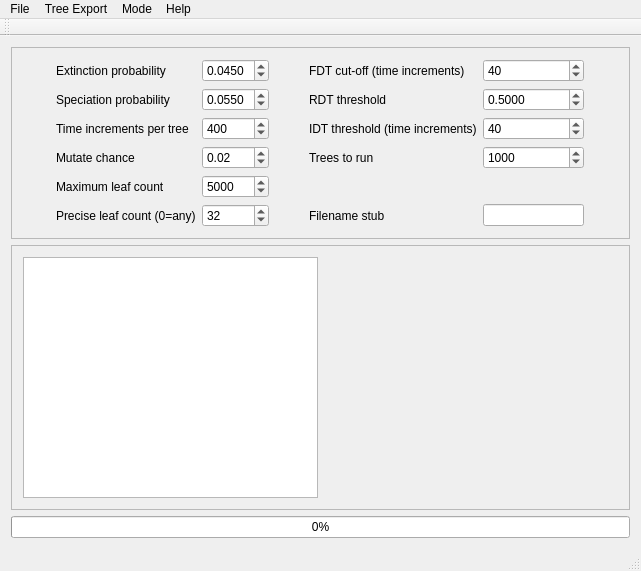
This is mainwindow.ui in palaeoware/MBL2017 as Qt 5 draws it before an edit. The edited form follows.
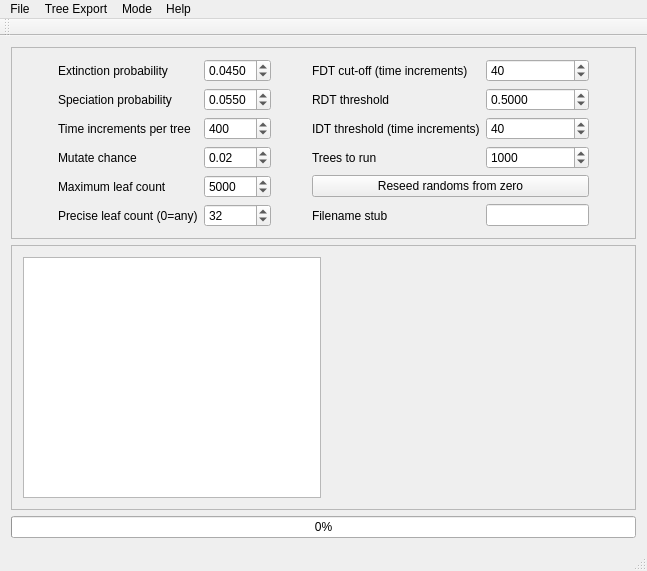
This is the edited form. Custom widgets are drawn as their Qt base class.

Commit message: Added reseed from zero button

Diff of the .ui file:
```diff
--- a/mainwindow.ui
+++ b/mainwindow.ui
@@ -6,7 +6,7 @@
    <rect>
     <x>0</x>
     <y>0</y>
-    <width>641</width>
+    <width>647</width>
     <height>571</height>
    </rect>
   </property>
@@ -282,6 +282,13 @@
          </property>
         </spacer>
        </item>
+       <item row="4" column="5" colspan="2">
+        <widget class="QPushButton" name="reseed_randoms">
+         <property name="text">
+          <string>Reseed randoms from zero</string>
+         </property>
+        </widget>
+       </item>
       </layout>
      </widget>
     </item>
@@ -331,7 +338,7 @@
     <rect>
      <x>0</x>
      <y>0</y>
-     <width>641</width>
+     <width>647</width>
      <height>22</height>
     </rect>
    </property>
```
The commit also changes 1 other file.
